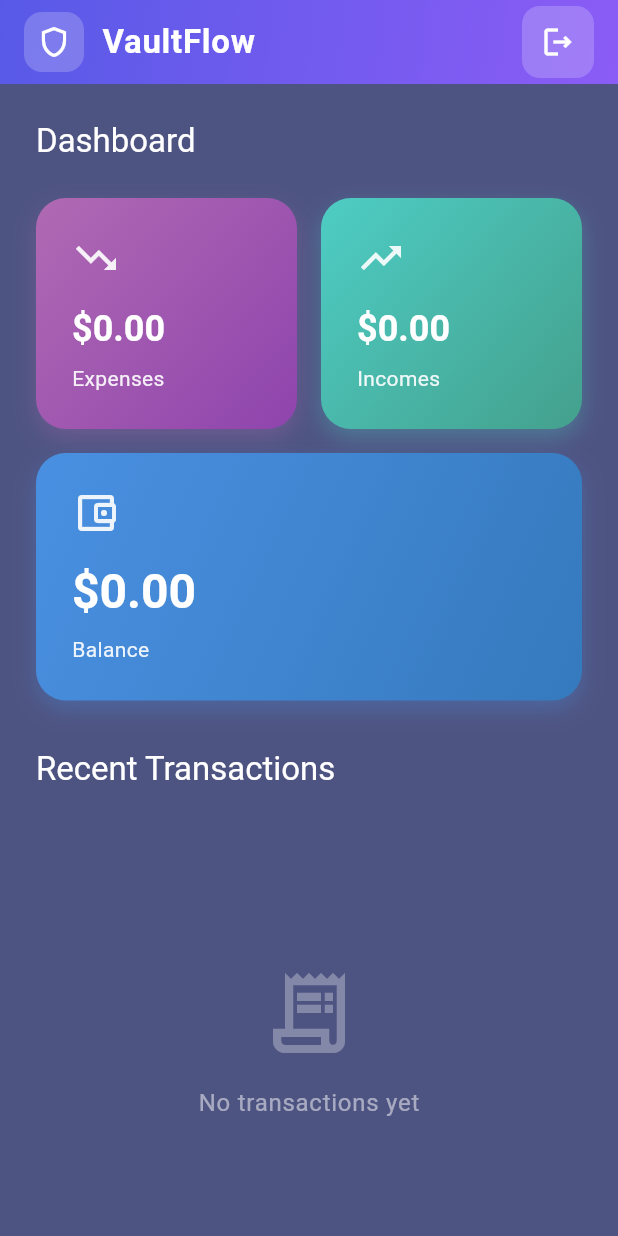
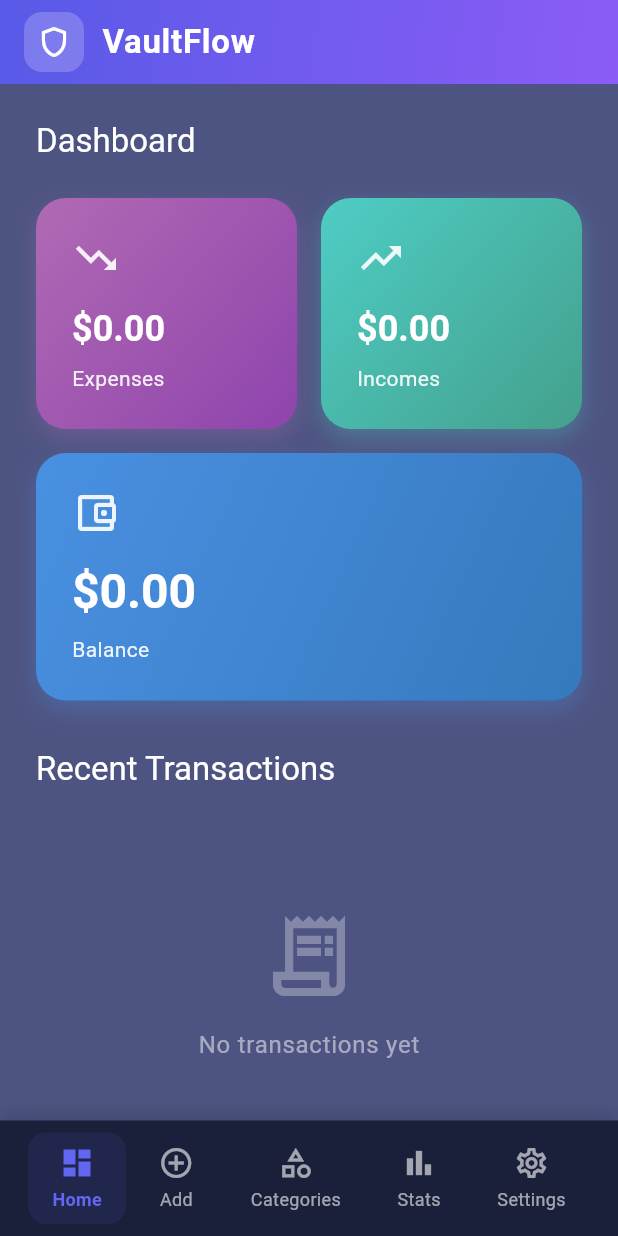
Before and after one commit to Zzorro-Kid/vault-flow-app, a Flutter app: the HomeScreen screen opened by its route, on a phone screen of 412 x 824 dp. Run offline on Flutter 3.47's test engine with Material 3 defaults, Android fonts, the phone set to English and light mode, and no system bars; our stand-ins replace bloc, dartz, device_preview_plus, equatable, flutter_bloc, flutter_secure_storage and 2 more; accounts and stored records are empty.

Commit message:
changes made 24.12

```diff
--- /dev/null
+++ b/lib/core/widgets/app_bottom_navigation_bar.dart
@@ -0,0 +1,159 @@
+import 'package:flutter/material.dart';
+import 'package:test_app/core/constants/app_dimensions.dart';
+import 'package:test_app/core/themes/app_colors.dart';
+
+class AppBottomNavigationBar extends StatelessWidget {
+  final int currentIndex;
+
+  const AppBottomNavigationBar({super.key, required this.currentIndex});
+
+  @override
+  Widget build(BuildContext context) {
+    return Container(
+      decoration: _buildContainerDecoration(),
+      child: SafeArea(
+        child: Padding(
+          padding: _buildContentPadding(),
+          child: Row(
+            mainAxisAlignment: MainAxisAlignment.spaceAround,
+            children: _buildNavigationItems(context),
+          ),
+        ),
+      ),
+    );
+  }
+
+  BoxDecoration _buildContainerDecoration() {
+    return BoxDecoration(
+      color: AppColors.surfaceDark,
+      boxShadow: [
+        BoxShadow(
+          color: Colors.black.withValues(alpha: 0.2),
+          blurRadius: AppDimensions.shadowBlurRadius,
+          offset: const Offset(0, -2),
+        ),
+      ],
+    );
+  }
+
+  EdgeInsets _buildContentPadding() {
+    return const EdgeInsets.symmetric(
+      horizontal: AppDimensions.paddingMedium,
+      vertical: AppDimensions.paddingSmall,
+    );
+  }
+
+  List<Widget> _buildNavigationItems(BuildContext context) {
+    return [
+      _buildNavItem(
+        context: context,
+        icon: Icons.dashboard_outlined,
+        selectedIcon: Icons.dashboard,
+        label: 'Home',
+        index: 0,
+        route: '/home',
+      ),
+      _buildNavItem(
+        context: context,
+        icon: Icons.add_circle_outline,
+        selectedIcon: Icons.add_circle,
+        label: 'Add',
+        index: 1,
+        route: '/add-transaction',
+      ),
+      _buildNavItem(
+        context: context,
+        icon: Icons.category_outlined,
+        selectedIcon: Icons.category,
+        label: 'Categories',
+        index: 2,
+        route: '/category-list',
+      ),
+      _buildNavItem(
+        context: context,
+        icon: Icons.bar_chart_outlined,
+        selectedIcon: Icons.bar_chart,
+        label: 'Stats',
+        index: 3,
+        route: '/reports',
+      ),
+      _buildNavItem(
+        context: context,
+        icon: Icons.settings_outlined,
+        selectedIcon: Icons.settings,
+        label: 'Settings',
+        index: 4,
+        route: '/settings',
+      ),
+    ];
+  }
+
+  Widget _buildNavItem({
+    required BuildContext context,
+    required IconData icon,
+    required IconData selectedIcon,
+    required String label,
+    required int index,
+    required String route,
+  }) {
+    final isSelected = currentIndex == index;
+
+    return InkWell(
+      onTap: () => _handleNavItemTap(context, isSelected, route),
+      borderRadius: BorderRadius.circular(AppDimensions.radiusLarge),
+      child: Container(
+        padding: _buildNavItemPadding(),
+        decoration: _buildNavItemDecoration(isSelected),
+        child: Column(
+          mainAxisSize: MainAxisSize.min,
+          children: [
+            _buildNavIcon(isSelected, icon, selectedIcon),
+            const SizedBox(height: 4),
+            _buildNavLabel(isSelected, label),
+          ],
+        ),
+      ),
+    );
+  }
+
+  void _handleNavItemTap(BuildContext context, bool isSelected, String route) {
+    if (!isSelected) {
+      // ........
+    }
+  }
+
+  EdgeInsets _buildNavItemPadding() {
+    return const EdgeInsets.symmetric(
+      horizontal: AppDimensions.paddingMedium,
+      vertical: AppDimensions.paddingSmall,
+    );
+  }
+
+  BoxDecoration _buildNavItemDecoration(bool isSelected) {
+    return BoxDecoration(
+      color: isSelected
+          ? AppColors.primary.withValues(alpha: 0.1)
+          : Colors.transparent,
+      borderRadius: BorderRadius.circular(AppDimensions.radiusLarge),
+    );
+  }
+
+  Widget _buildNavIcon(bool isSelected, IconData icon, IconData selectedIcon) {
+    return Icon(
+      isSelected ? selectedIcon : icon,
+      color: isSelected ? AppColors.primary : Colors.white60,
+      size: AppDimensions.iconMedium,
+    );
+  }
+
+  Widget _buildNavLabel(bool isSelected, String label) {
+    return Text(
+      label,
+      style: TextStyle(
+        fontSize: AppDimensions.fontSizeSmall,
+        color: isSelected ? AppColors.primary : Colors.white60,
+        fontWeight: isSelected ? FontWeight.w600 : FontWeight.normal,
+      ),
+    );
+  }
+}
--- a/lib/features/home/presentation/pages/home_sceen.dart
+++ b/lib/features/home/presentation/pages/home_sceen.dart
@@ -2,6 +2,7 @@ import 'package:flutter/material.dart';
 import 'package:flutter_bloc/flutter_bloc.dart';
 import 'package:test_app/core/constants/app_dimensions.dart';
 import 'package:test_app/core/widgets/loading_indicator.dart';
+import 'package:test_app/core/widgets/app_bottom_navigation_bar.dart';
 import 'package:test_app/features/home/presentation/cubit/home_cubit.dart';
 import 'package:test_app/features/home/presentation/widgets/dashboard_summary_widget.dart';
 import 'package:test_app/core/widgets/transactions_list_widget.dart';
@@ -24,7 +25,11 @@ class HomeScreen extends StatelessWidget {
               break;
           }
         },
-        child: Scaffold(appBar: _buildAppBar(context), body: _buildBody()),
+        child: Scaffold(
+          appBar: _buildAppBar(context),
+          body: _buildBody(),
+          bottomNavigationBar: const AppBottomNavigationBar(currentIndex: 0),
+        ),
       ),
     );
   }
@@ -37,7 +42,6 @@ class HomeScreen extends StatelessWidget {
       automaticallyImplyLeading: false,
       flexibleSpace: _buildAppBarBackground(),
       title: _buildAppBarTitle(),
-      actions: [_buildLogoutButton(context)],
     );
   }
 
@@ -92,23 +96,6 @@ class HomeScreen extends StatelessWidget {
     );
   }
 
-  Widget _buildLogoutButton(BuildContext context) {
-    return Container(
-      margin: const EdgeInsets.only(right: AppDimensions.paddingMedium),
-      decoration: BoxDecoration(
-        color: Colors.white.withValues(alpha: 0.2),
-        borderRadius: BorderRadius.circular(
-          AppDimensions.appBarIconContainerRadius,
-        ),
-      ),
-      child: IconButton(
-        icon: const Icon(Icons.logout_outlined, color: Colors.white),
-        onPressed: () => Navigator.pushReplacementNamed(context, '/auth'),
-        tooltip: 'Logout',
-      ),
-    );
-  }
-
   Widget _buildBody() {
     return BlocBuilder<HomeCubit, HomeState>(
       builder: (context, state) {
```
